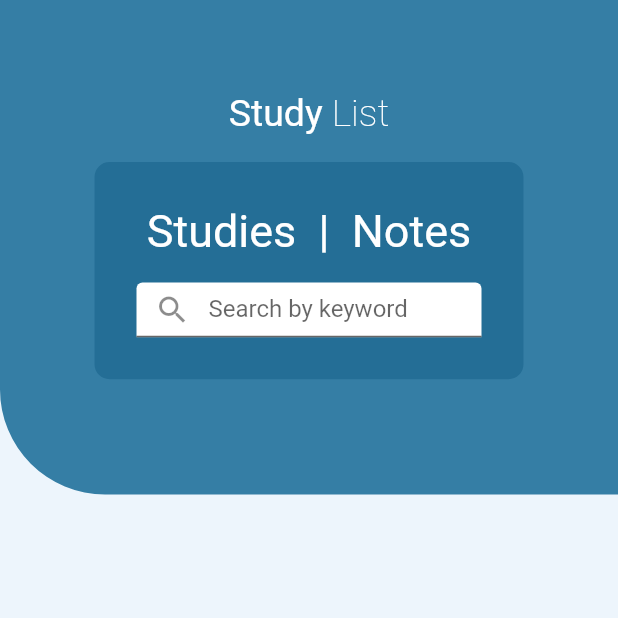
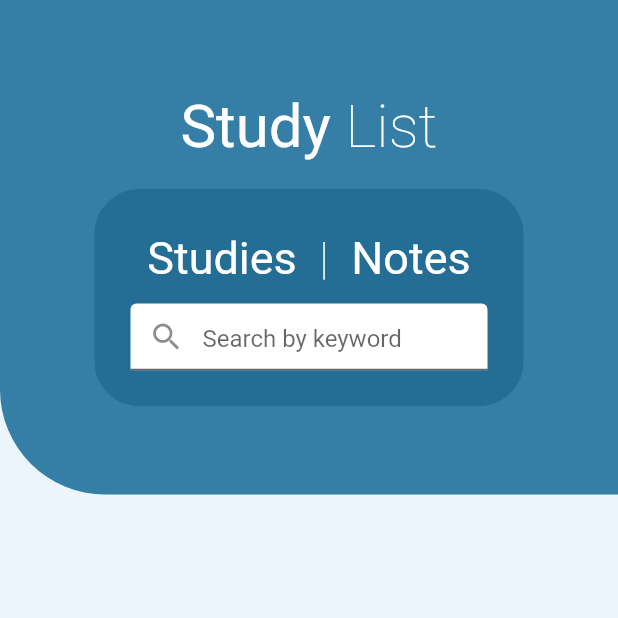
Before and after one commit to webbdm/Study-List, a Flutter app: the screen it shows after launch, on a phone screen of 412 x 824 dp, the top half of it. Run offline on Flutter 3.47's test engine with Material 2 defaults, Android fonts, the phone set to English and light mode, and no system bars.

Commit message:
SDL-000 Styling

```diff
--- a/lib/main.dart
+++ b/lib/main.dart
@@ -119,14 +119,14 @@ class _MyHomePageState extends State<MyHomePage> {
                                 "Study",
                                 style: TextStyle(
                                   color: Colors.white,
-                                  fontSize: 25,
+                                  fontSize: 40,
                                 ),
                               ),
                               Text(
                                 " List",
                                 style: TextStyle(
                                     color: Colors.white,
-                                    fontSize: 25,
+                                    fontSize: 40,
                                     fontWeight: FontWeight.w100),
                               )
                             ],
@@ -138,10 +138,10 @@ class _MyHomePageState extends State<MyHomePage> {
                             decoration: BoxDecoration(
                               color: const Color(0xFF246E96),
                               borderRadius: const BorderRadius.only(
-                                topLeft: Radius.circular(20.0),
-                                topRight: Radius.circular(20.0),
-                                bottomLeft: Radius.circular(20.0),
-                                bottomRight: Radius.circular(20.0),
+                                topLeft: Radius.circular(40.0),
+                                topRight: Radius.circular(40.0),
+                                bottomLeft: Radius.circular(40.0),
+                                bottomRight: Radius.circular(40.0),
                               ),
                               border: Border.all(
                                 width: 10,
@@ -175,7 +175,7 @@ class _MyHomePageState extends State<MyHomePage> {
                                           style: TextStyle(
                                               color: Colors.white,
                                               fontSize: 30.0,
-                                              fontWeight: FontWeight.normal),
+                                              fontWeight: FontWeight.w100),
                                         ),
                                         Padding(
                                           padding: EdgeInsets.all(8.0),
@@ -192,7 +192,7 @@ class _MyHomePageState extends State<MyHomePage> {
                                   ),
                                   const Expanded(
                                     child: Padding(
-                                      padding: EdgeInsets.all(8.0),
+                                      padding: EdgeInsets.all(4.0),
                                       child: TextField(
                                           decoration: InputDecoration(
                                               prefixIcon: Icon(Icons.search),
```
